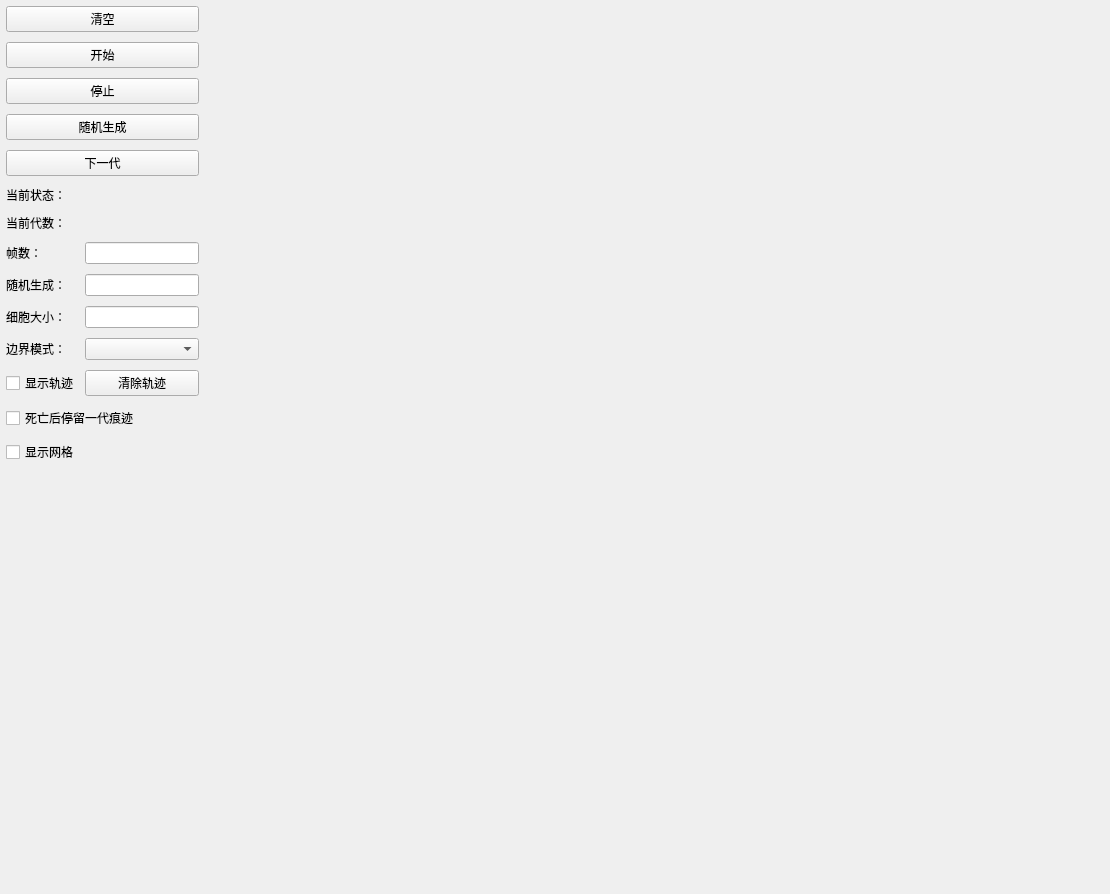
Qt form ui/main_window.ui (12345678998765/comway_game_of_life_pyside6) before a commit.
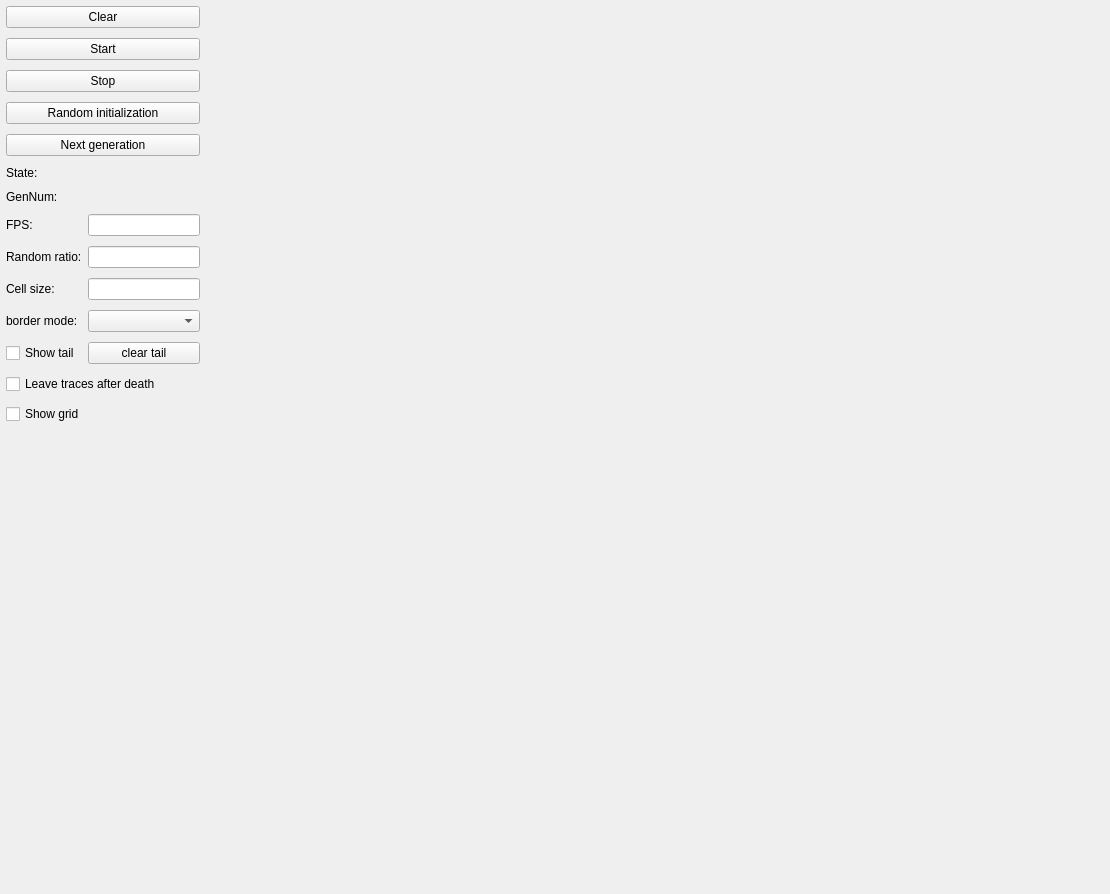
The same form after that commit.

Commit message:
refactor(ui): Change Chinese to English
Change Chinese to English in UI

What changed in the file:
```diff
--- a/ui/main_window.ui
+++ b/ui/main_window.ui
@@ -64,7 +64,7 @@
          <rect>
           <x>0</x>
           <y>0</y>
-          <width>201</width>
+          <width>202</width>
           <height>871</height>
          </rect>
         </property>
@@ -106,14 +106,14 @@
          <item row="12" column="0">
           <widget class="QCheckBox" name="checkBox_show_tail">
            <property name="text">
-            <string>显示轨迹</string>
+            <string>Show tail</string>
            </property>
           </widget>
          </item>
          <item row="12" column="1">
           <widget class="QPushButton" name="pushButton_clear_tail">
            <property name="text">
-            <string>清除轨迹</string>
+            <string>clear tail</string>
            </property>
           </widget>
          </item>
@@ -139,7 +139,7 @@
             </sizepolicy>
            </property>
            <property name="text">
-            <string>清空</string>
+            <string>Clear</string>
            </property>
           </widget>
          </item>
@@ -152,7 +152,7 @@
             </sizepolicy>
            </property>
            <property name="text">
-            <string>帧数：</string>
+            <string>FPS:</string>
            </property>
           </widget>
          </item>
@@ -168,21 +168,21 @@
             </sizepolicy>
            </property>
            <property name="text">
-            <string>开始</string>
+            <string>Start</string>
            </property>
           </widget>
          </item>
          <item row="7" column="0">
           <widget class="QLabel" name="label_2">
            <property name="text">
-            <string>当前代数：</string>
+            <string>GenNum:</string>
            </property>
           </widget>
          </item>
          <item row="5" column="0">
           <widget class="QLabel" name="label_3">
            <property name="text">
-            <string>当前状态：</string>
+            <string>State:</string>
            </property>
           </widget>
          </item>
@@ -199,35 +199,35 @@
          <item row="3" column="0" colspan="2">
           <widget class="QPushButton" name="pushButton_random_gen">
            <property name="text">
-            <string>随机生成</string>
+            <string>Random initialization</string>
            </property>
           </widget>
          </item>
          <item row="11" column="0">
           <widget class="QLabel" name="label_7">
            <property name="text">
-            <string>边界模式：</string>
+            <string>border mode:</string>
            </property>
           </widget>
          </item>
          <item row="2" column="0" colspan="2">
           <widget class="QPushButton" name="pushButton_stop">
            <property name="text">
-            <string>停止</string>
+            <string>Stop</string>
            </property>
           </widget>
          </item>
          <item row="13" column="0" colspan="2">
           <widget class="QCheckBox" name="checkBox_trace_1_gen">
            <property name="text">
-            <string>死亡后停留一代痕迹</string>
+            <string>Leave traces after death</string>
            </property>
           </widget>
          </item>
          <item row="4" column="0" colspan="2">
           <widget class="QPushButton" name="pushButton_next_step">
            <property name="text">
-            <string>下一代</string>
+            <string>Next generation</string>
            </property>
           </widget>
          </item>
@@ -237,14 +237,14 @@
          <item row="9" column="0">
           <widget class="QLabel" name="label_5">
            <property name="text">
-            <string>随机生成：</string>
+            <string>Random ratio:</string>
            </property>
           </widget>
          </item>
          <item row="10" column="0">
           <widget class="QLabel" name="label_6">
            <property name="text">
-            <string>&lt;html&gt;&lt;head/&gt;&lt;body&gt;&lt;p&gt;细胞大小：&lt;/p&gt;&lt;/body&gt;&lt;/html&gt;</string>
+            <string>Cell size:</string>
            </property>
           </widget>
          </item>
@@ -254,7 +254,7 @@
          <item row="14" column="0" colspan="2">
           <widget class="QCheckBox" name="checkBox_show_grid">
            <property name="text">
-            <string>显示网格</string>
+            <string>Show grid</string>
            </property>
           </widget>
          </item>
```
Left out of the diff: 4 changed lines with no effect on the pictures. The commit also changes 2 other files.
